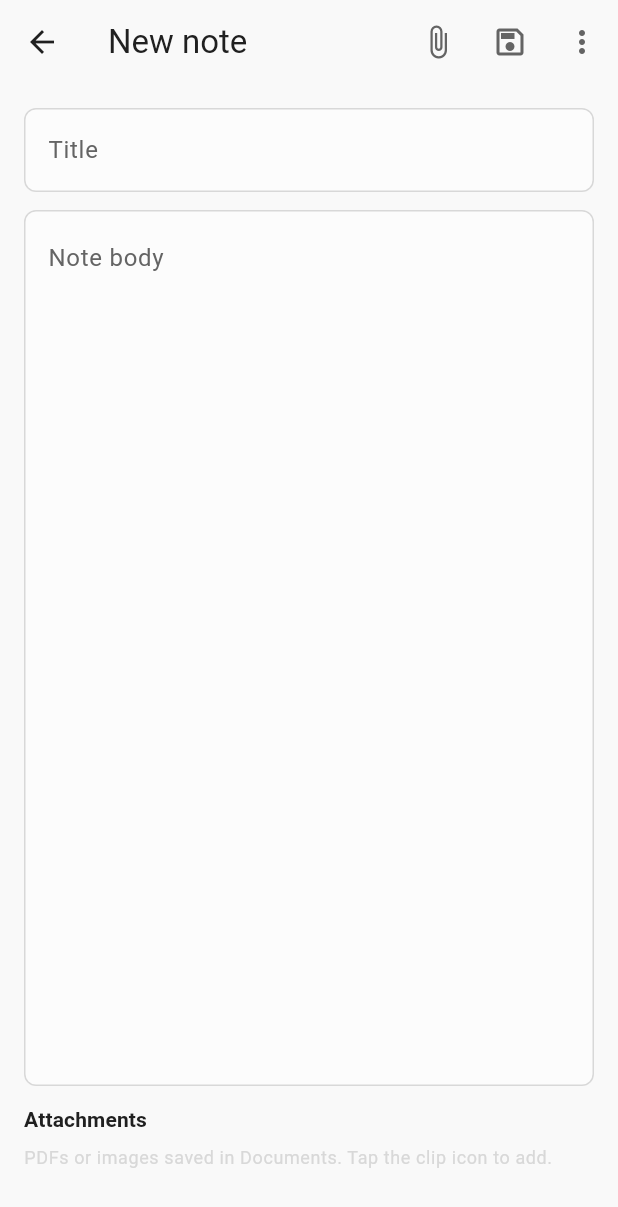
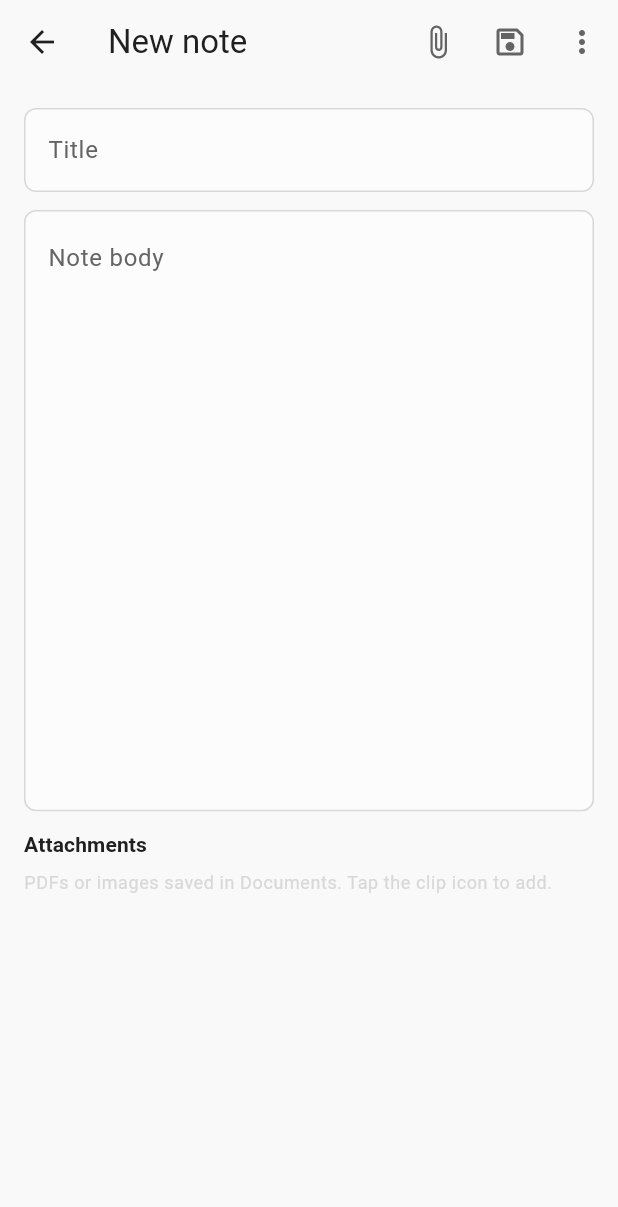
Before and after one commit to Afridee/smart_notes, a Flutter app: the NoteEditorPage screen opened by its route, on a phone screen of 412 x 824 dp. Shown: the top 1207 px of the screen. Run offline on Flutter 3.47's test engine with Material 3 defaults, Android fonts, the phone set to English and light mode, and no system bars; our stand-ins replace file_picker, get, google_fonts, image_picker, objectbox, shimmer; missing offline and left inert: flutter_gemma, gpt_markdown, pdfx; generated files the repository leaves out were written again.

Commit message:
Refactor smart notes attachment handling and enhance note editor functionality
- Renamed and refactored the method for opening smart notes attachments to improve clarity and usability.
- Introduced a new method to open note attachment previews, displaying a snackbar for missing files or unsupported MIME types.
- Updated the note editor to utilize the new attachment handling methods, improving the user experience when managing attachments.
- Added scroll controllers to enhance the UI for note body and attachments, ensuring better navigation and usability.

```diff
--- a/lib/features/notes/views/note_editor_page.dart
+++ b/lib/features/notes/views/note_editor_page.dart
@@ -8,6 +8,7 @@ import 'package:path/path.dart' as p;
 
 import '../../../data/models/note.dart';
 import '../../../data/models/note_attachment.dart';
+import '../../../features/chat/smart_notes_attachment_opener.dart';
 import '../../../routes/app_routes.dart';
 import '../../../services/attachment_service.dart';
 import '../../../services/note_graph_service.dart';
@@ -27,6 +28,8 @@ class _NoteEditorPageState extends State<NoteEditorPage> {
   final _formKey = GlobalKey<FormState>();
   late final TextEditingController _titleCtrl;
   late final TextEditingController _bodyCtrl;
+  late final ScrollController _bodyScrollCtrl;
+  late final ScrollController _attachmentsScrollCtrl;
   late final NotesController _notes;
 
   Note? _editing;
@@ -39,6 +42,8 @@ class _NoteEditorPageState extends State<NoteEditorPage> {
     _notes = Get.find<NotesController>();
     _draftAttachmentSessionId =
         '${DateTime.now().microsecondsSinceEpoch}_${Random.secure().nextInt(1 << 30)}';
+    _bodyScrollCtrl = ScrollController();
+    _attachmentsScrollCtrl = ScrollController();
     final arg = Get.arguments;
     if (arg is Note) {
       _editing = arg;
@@ -55,6 +60,8 @@ class _NoteEditorPageState extends State<NoteEditorPage> {
   void dispose() {
     _titleCtrl.dispose();
     _bodyCtrl.dispose();
+    _bodyScrollCtrl.dispose();
+    _attachmentsScrollCtrl.dispose();
     super.dispose();
   }
 
@@ -118,8 +125,9 @@ class _NoteEditorPageState extends State<NoteEditorPage> {
     await _importPath(
       absolutePath: xFile.path,
       displayName: xFile.name,
-      mimeType:
-          xFile.mimeType != null && xFile.mimeType!.isNotEmpty ? xFile.mimeType! : mime,
+      mimeType: xFile.mimeType != null && xFile.mimeType!.isNotEmpty
+          ? xFile.mimeType!
+          : mime,
     );
   }
 
@@ -197,8 +205,7 @@ class _NoteEditorPageState extends State<NoteEditorPage> {
     if (!(_formKey.currentState?.validate() ?? false)) return;
     final title = _titleCtrl.text.trim();
     final body = _bodyCtrl.text.trim();
-    final copyTitle =
-        '${title.isEmpty ? 'Untitled note' : title} (copy)';
+    final copyTitle = '${title.isEmpty ? 'Untitled note' : title} (copy)';
 
     Note result;
     try {
@@ -211,8 +218,8 @@ class _NoteEditorPageState extends State<NoteEditorPage> {
           draftAttachmentSessionId: '',
         );
 
-        final duped = await Get.find<AttachmentService>()
-            .duplicateAttachmentsForNote(
+        final duped =
+            await Get.find<AttachmentService>().duplicateAttachmentsForNote(
           refs: List<NoteAttachmentRef>.from(_attachments),
           destinationNoteId: first.id,
         );
@@ -390,8 +397,29 @@ class _NoteEditorPageState extends State<NoteEditorPage> {
                 ),
                 const SizedBox(height: 12),
                 Expanded(
+                  child: Theme(
+                    data: Theme.of(context).copyWith(
+                      scrollbarTheme: ScrollbarThemeData(
+                        thumbVisibility:
+                            const WidgetStatePropertyAll<bool>(true),
+                        thumbColor: WidgetStatePropertyAll<Color?>(
+                          Theme.of(context)
+                              .colorScheme
+                              .onSurface
+                              .withValues(alpha: 0.15),
+                        ),
+                      ),
+                    ),
+                    child: Column(
+                      crossAxisAlignment: CrossAxisAlignment.stretch,
+                      children: [
+                        Expanded(
+                          flex: 3,
+                          child: Scrollbar(
+                            controller: _bodyScrollCtrl,
                             child: TextFormField(
                               controller: _bodyCtrl,
+                              scrollController: _bodyScrollCtrl,
                               decoration: const InputDecoration(
                                 labelText: 'Note body',
                                 border: OutlineInputBorder(),
@@ -401,16 +429,32 @@ class _NoteEditorPageState extends State<NoteEditorPage> {
                               expands: true,
                               textAlignVertical: TextAlignVertical.top,
                               keyboardType: TextInputType.multiline,
-                    validator: (v) =>
-                        (v == null || v.trim().isEmpty) ? 'Required' : null,
+                              validator: (v) => (v == null || v.trim().isEmpty)
+                                  ? 'Required'
+                                  : null,
                             ),
                           ),
+                        ),
+                        Flexible(
+                          flex: 2,
+                          child: Scrollbar(
+                            controller: _attachmentsScrollCtrl,
+                            child: SingleChildScrollView(
+                              controller: _attachmentsScrollCtrl,
+                              keyboardDismissBehavior:
+                                  ScrollViewKeyboardDismissBehavior.onDrag,
+                              child: Column(
+                                crossAxisAlignment: CrossAxisAlignment.stretch,
+                                children: [
                                   const SizedBox(height: 12),
                                   Align(
                                     alignment: Alignment.centerLeft,
                                     child: Text(
                                       'Attachments',
-                    style: Theme.of(context).textTheme.titleSmall?.copyWith(
+                                      style: Theme.of(context)
+                                          .textTheme
+                                          .titleSmall
+                                          ?.copyWith(
                                             fontWeight: FontWeight.w600,
                                           ),
                                     ),
@@ -419,8 +463,13 @@ class _NoteEditorPageState extends State<NoteEditorPage> {
                                   if (_attachments.isEmpty)
                                     Text(
                                       'PDFs or images saved in Documents. Tap the clip icon to add.',
-                    style: Theme.of(context).textTheme.bodySmall?.copyWith(
-                          color: Theme.of(context).colorScheme.outline,
+                                      style: Theme.of(context)
+                                          .textTheme
+                                          .bodySmall
+                                          ?.copyWith(
+                                            color: Theme.of(context)
+                                                .colorScheme
+                                                .outline,
                                           ),
                                     )
                                   else
@@ -428,7 +477,9 @@ class _NoteEditorPageState extends State<NoteEditorPage> {
                                       spacing: 6,
                                       runSpacing: 6,
                                       children: [
-                      for (var i = 0; i < _attachments.length; i++)
+                                        for (var i = 0;
+                                            i < _attachments.length;
+                                            i++)
                                           InputChip(
                                             label: Text(
                                               _attachments[i].displayName,
@@ -436,22 +487,32 @@ class _NoteEditorPageState extends State<NoteEditorPage> {
                                               overflow: TextOverflow.ellipsis,
                                             ),
                                             avatar: Icon(
-                            _attachments[i].mimeType.contains('pdf')
+                                              _attachments[i]
+                                                      .mimeType
+                                                      .contains('pdf')
                                                   ? Icons.picture_as_pdf
                                                   : Icons.image_outlined,
                                               size: 18,
                                             ),
-                          onDeleted: () => _removeAttachment(i),
+                                            onPressed: () =>
+                                                openNoteAttachmentPreview(
+                                                    context, _attachments[i]),
+                                            onDeleted: () =>
+                                                _removeAttachment(i),
                                           ),
                                       ],
                                     ),
-                if (_editing != null && _editing!.id != 0) ...[
+                                  if (_editing != null &&
+                                      _editing!.id != 0) ...[
                                     const Divider(height: 28),
                                     Align(
                                       alignment: Alignment.centerLeft,
                                       child: Text(
                                         'Related Notes',
-                      style: Theme.of(context).textTheme.titleSmall?.copyWith(
+                                        style: Theme.of(context)
+                                            .textTheme
+                                            .titleSmall
+                                            ?.copyWith(
                                               fontWeight: FontWeight.w600,
                                             ),
                                       ),
@@ -462,8 +523,19 @@ class _NoteEditorPageState extends State<NoteEditorPage> {
                                   const SizedBox(height: 12),
                                   Obx(() => Text(
                                         _notes.saveStatus.value,
-                      style: Theme.of(context).textTheme.bodySmall,
+                                        style: Theme.of(context)
+                                            .textTheme
+                                            .bodySmall,
                                       )),
+                                ],
+                              ),
+                            ),
+                          ),
+                        ),
+                      ],
+                    ),
+                  ),
+                ),
               ],
             ),
           ),
```
Also changed, not shown: lib/features/chat/smart_notes_attachment_opener.dart (+41 -29 lines). Lines whose indentation alone changed are shown as unchanged.
